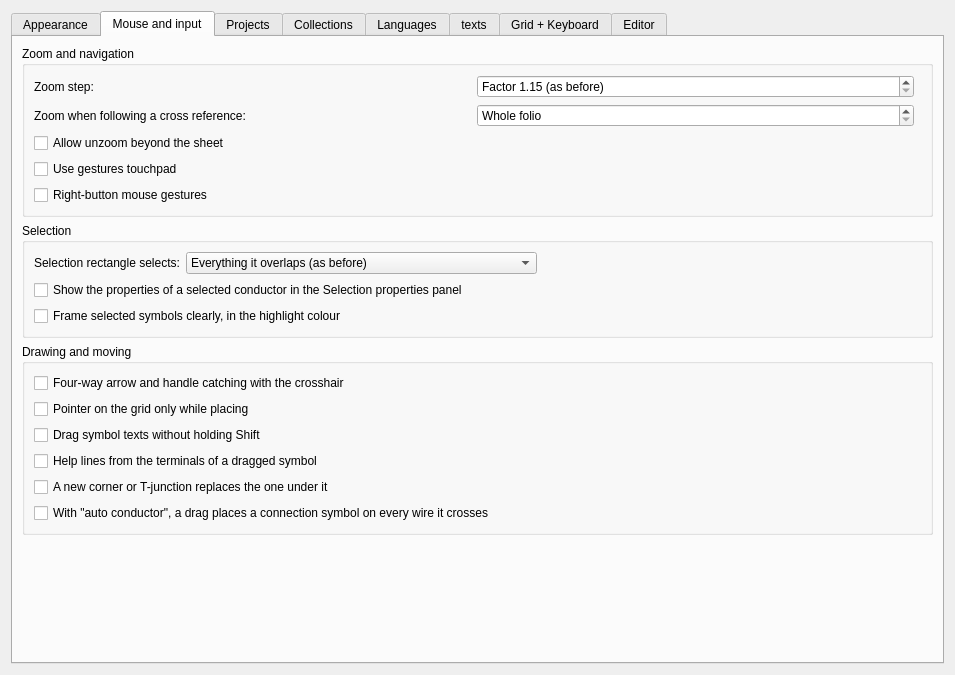
Before: the Qt Designer form sources/ui/configpage/generalconfigurationpage.ui in qelectrotech/qelectrotech-source-mirror, drawn with Qt 5.
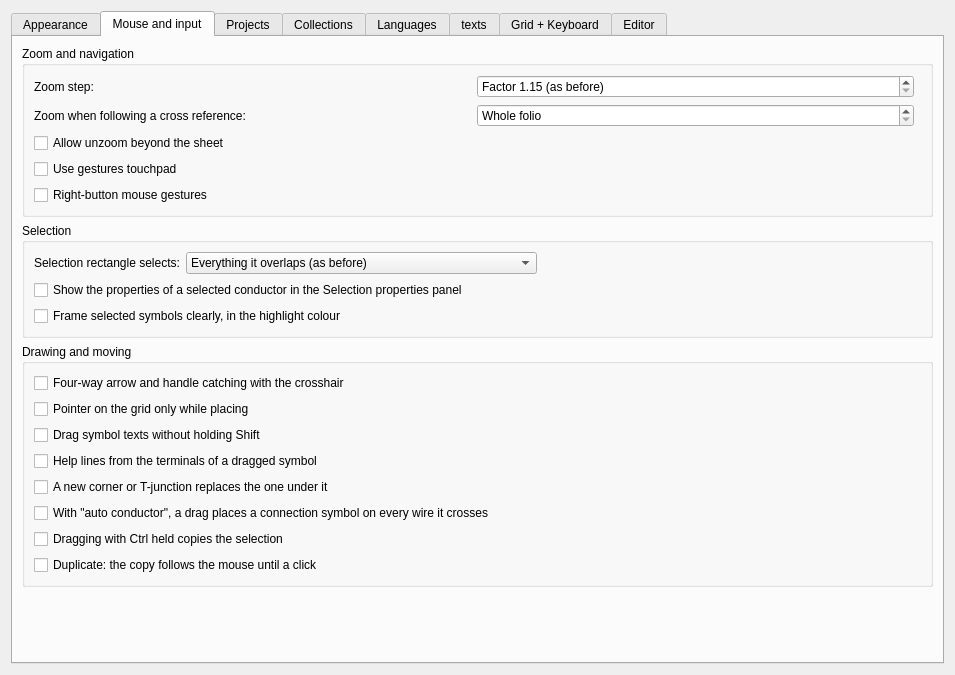
After: the same form once the commit is applied. The open tabs and pages were chosen to show the change. Custom widgets are drawn as their Qt base class.

Commit message:
Ctrl drag copies the selection, Duplicate on the mouse: two settings
Settings > General, both off by default:
- Dragging with Ctrl held leaves a copy of the selection that follows
  the mouse and is put down at the release; a Ctrl click without a
  drag still takes an item out of the selection.
- Duplicate (Ctrl+D) hangs the copy on the mouse until a click, as a
  paste does, instead of stamping it at the configured spacing (#991
  stays the default).

```diff
--- a/sources/ui/configpage/generalconfigurationpage.ui
+++ b/sources/ui/configpage/generalconfigurationpage.ui
@@ -523,6 +523,20 @@
             </property>
            </widget>
           </item>
+          <item>
+           <widget class="QCheckBox" name="m_ctrl_drag_copies_cb">
+            <property name="text">
+             <string>Dragging with Ctrl held copies the selection</string>
+            </property>
+           </widget>
+          </item>
+          <item>
+           <widget class="QCheckBox" name="m_duplicate_follows_mouse_cb">
+            <property name="text">
+             <string>Duplicate: the copy follows the mouse until a click</string>
+            </property>
+           </widget>
+          </item>
          </layout>
         </widget>
        </item>
```
The commit also changes 10 other files.
